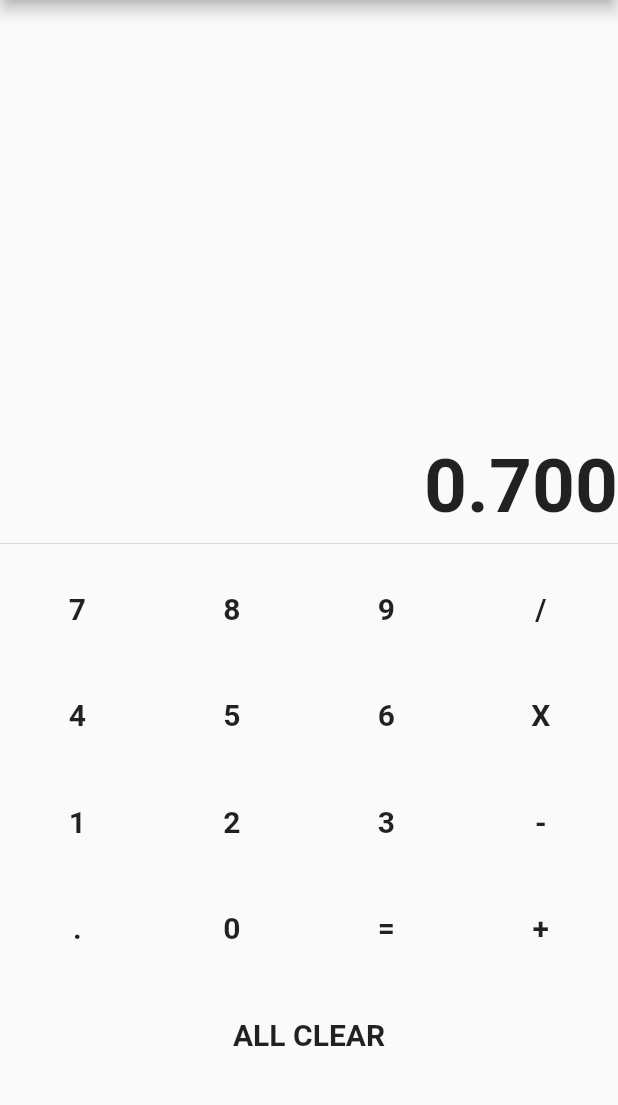
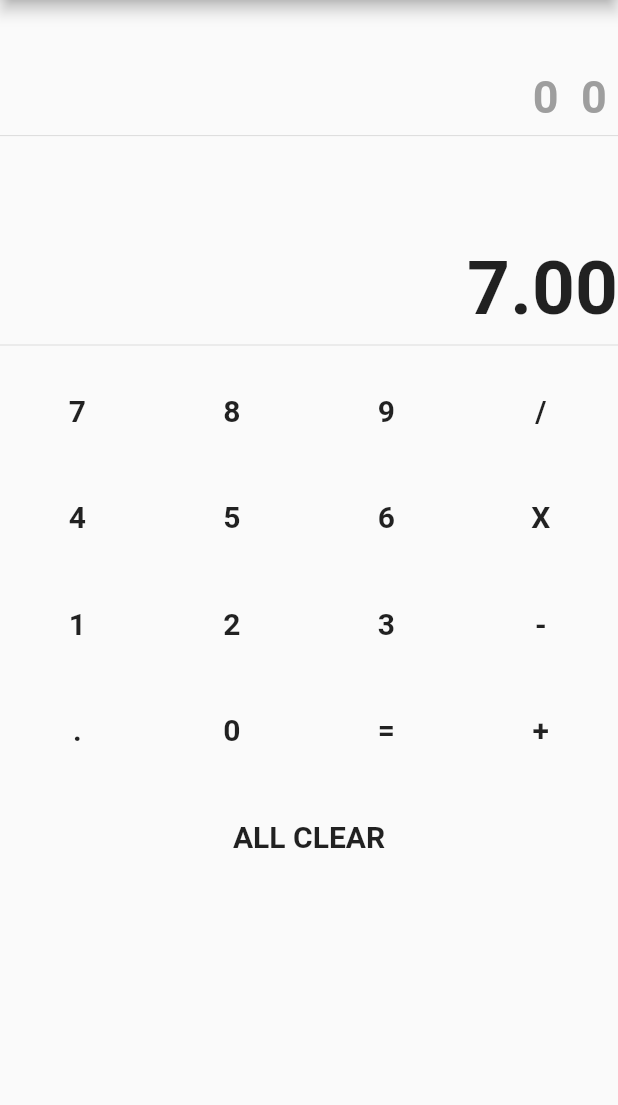
Before and after one commit to SandeshBhat/Calculator, a Flutter app: the screen it shows after launch, after a tap on an icon or button, on a phone screen of 412 x 824 dp, the part 84-1189 px from its top. Run offline on Flutter 3.47's test engine with Material 2 defaults, Android fonts, the phone set to English and light mode, and no system bars.

Commit message:
Fine Adjustments

```diff
--- a/lib/main.dart
+++ b/lib/main.dart
@@ -31,6 +31,9 @@ class _MyHomePageState extends State<MyHomePage> {
   double num1 = 0.0;
   double num2 = 0.0;
   String operand = "";
+  String displayNum1 = "0";
+  String displayNum2 = "0";
+  String displayOpp = "";
 
   numberPressed(String buttonText) {
     if (buttonText == "ALL CLEAR") {
@@ -38,12 +41,17 @@ class _MyHomePageState extends State<MyHomePage> {
       num1 = 0.0;
       num2 = 0.0;
       operand = "";
+      displayNum1 = "0.0";
+      displayNum2 = "0.0";
+      displayOpp = "";
     } else if (buttonText == "+" ||
         buttonText == "-" ||
         buttonText == "/" ||
         buttonText == "X") {
       num1 = double.parse(output);
       operand = buttonText;
+      displayNum1 = double.parse(output).toStringAsFixed(2);
+      displayOpp = operand;
       temp = "0";
     } else if (buttonText == ".") {
       if (temp.contains(".")) {
@@ -53,6 +61,7 @@ class _MyHomePageState extends State<MyHomePage> {
       }
     } else if (buttonText == "=") {
       num2 = double.parse(output);
+      displayNum2 = double.parse(output).toStringAsFixed(2);
 
       if (operand == "+") {
         temp = (num1 + num2).toString();
@@ -77,7 +86,7 @@ class _MyHomePageState extends State<MyHomePage> {
     print(temp);
 
     setState(() {
-      output = double.parse(temp).toStringAsFixed(3);
+      output = double.parse(temp).toStringAsFixed(2);
     });
   }
 
@@ -110,7 +119,20 @@ class _MyHomePageState extends State<MyHomePage> {
             child: new Column(
           children: <Widget>[
             new Container(
-              height: height * .43,
+              height: height * .1,
+              alignment: Alignment.bottomRight,
+              child: new Text(
+                "$displayNum1 $displayOpp $displayNum2 ",
+                style: new TextStyle(
+                  fontSize: 30.0,
+                  fontWeight: FontWeight.bold,
+                  color: Colors.grey,
+                ),
+              ),
+            ),
+            new Divider(),
+            new Container(
+              height: height * .15,
               alignment: Alignment.bottomRight,
               child: new Text(
                 output,
```
Also changed, not shown: 1 other file.
